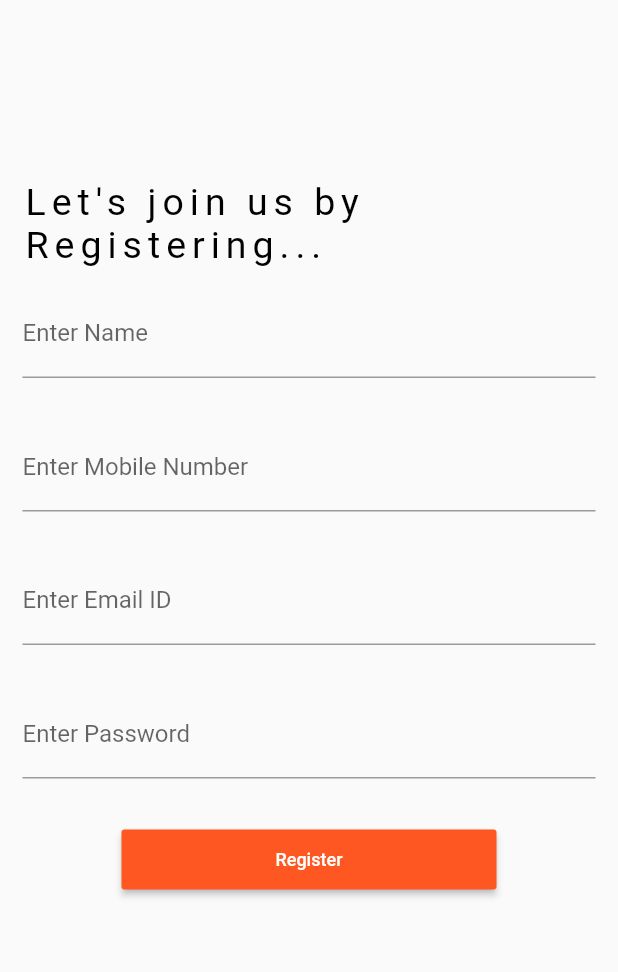
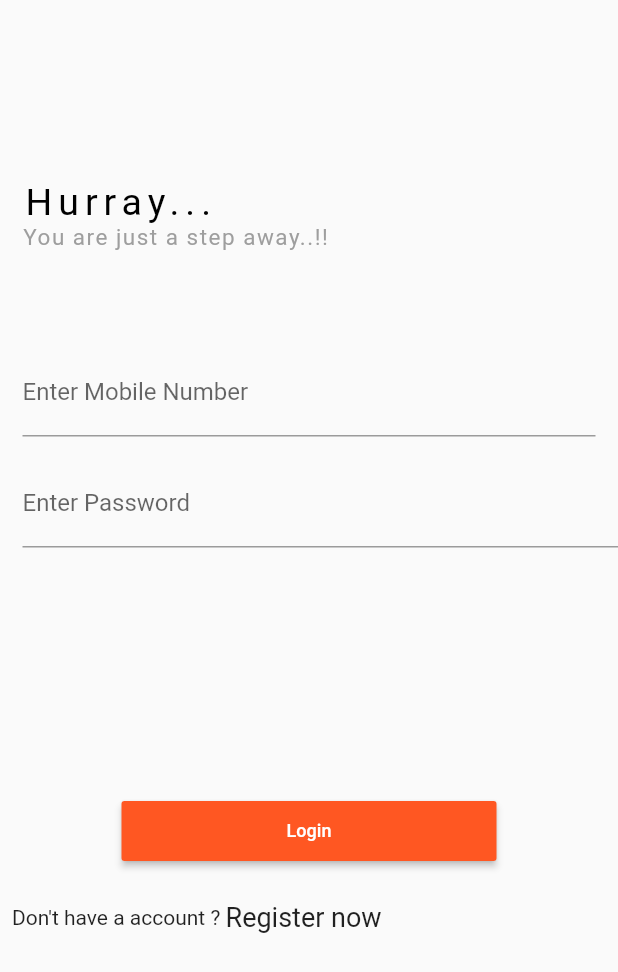
Before and after one commit to simransain512/demo_project, a Flutter app: the Register screen opened directly, after a tap on "Register", on a phone screen of 412 x 824 dp. Shown: the top 972 px of the screen. Run offline on Flutter 3.47's test engine with Material 2 defaults, Android fonts, the phone set to English and light mode, and no system bars; our stand-ins replace shared_preferences; accounts and stored records are empty; network calls fail.

Commit message:
final project commit

```diff
--- /dev/null
+++ b/lib/Authentication_Screen/Login.dart
@@ -0,0 +1,112 @@
+import 'package:demo_appentus/Authentication_Screen/Register.dart';
+import 'package:demo_appentus/Home/HomePage.dart';
+import 'package:flutter/material.dart';
+import 'package:shared_preferences/shared_preferences.dart';
+
+class Login extends StatefulWidget {
+  @override
+  _LoginState createState() => _LoginState();
+}
+
+class _LoginState extends State<Login> {
+  TextEditingController name = new TextEditingController();
+  TextEditingController password = new TextEditingController();
+  String save_name;
+
+  @override
+  Widget build(BuildContext context) {
+    return Scaffold(
+      body: SingleChildScrollView(
+        child: Column(
+          children: <Widget>[
+            Align(
+              alignment: Alignment.topLeft,
+              child: Padding(
+                padding: const EdgeInsets.only(top: 120.0, left: 15.0),
+                child: Text(
+                  "Hurray...",
+                  style: TextStyle(
+                      letterSpacing: 4.0, fontSize: 25.0, color: Colors.black),
+                ),
+              ),
+            ),
+            Align(
+              alignment: Alignment.topLeft,
+              child: Padding(
+                padding: const EdgeInsets.only(left: 15.0),
+                child: Text(
+                  "You are just a step away..!!",
+                  style: TextStyle(
+                      letterSpacing: 1.0, fontSize: 15.0, color: Colors.grey),
+                ),
+              ),
+            ),
+            SizedBox(
+              height: 50.0,
+            ),
+            Padding(
+              padding: const EdgeInsets.all(15.0),
+              child: TextField(
+                controller: name,
+                decoration: InputDecoration(
+                  labelText: "Enter Mobile Number",
+                ),
+              ),
+            ),
+            Padding(
+              padding: const EdgeInsets.only(left: 15.0),
+              child: TextField(
+                controller: password,
+                decoration: InputDecoration(
+                  labelText: "Enter Password",
+                ),
+              ),
+            ),
+            SizedBox(
+              height: 150.0,
+            ),
+            Padding(
+              padding: const EdgeInsets.all(15.0),
+              child: MaterialButton(
+                color: Colors.deepOrange,
+                height: 40.0,
+                minWidth: 250.0,
+                onPressed: () async {
+                  SharedPreferences _sharedPreferences =
+                      await SharedPreferences.getInstance();
+                  _sharedPreferences.setString('name', name.text);
+                  //   Navigator.push(context, MaterialPageRoute(builder: (context) => HomePage()));
+                  Navigator.pushAndRemoveUntil(
+                    context,
+                    MaterialPageRoute(
+                      builder: (BuildContext context) => HomePage(),
+                    ),
+                    (route) => false,
+                  );
+                },
+                child: Text(
+                  "Login",
+                  style: TextStyle(color: Colors.white, fontSize: 12.0),
+                ),
+              ),
+            ),
+            Padding(
+              padding: const EdgeInsets.all(8.0),
+              child: Align(
+                alignment: Alignment.bottomCenter,
+                child: Row(
+                  children: [
+                    Text("Don't have a account ? "),
+                    InkWell(child: Text("Register now", style: TextStyle(fontSize: 18.0),),
+                      onTap: () => Navigator.push(context, MaterialPageRoute(builder: (context) => Register())),
+                    ),
+                  ],
+                ),
+              ),
+            )
+          ],
+        ),
+      ),
+    );
+  }
+}
--- a/lib/Authentication_Screen/Register.dart
+++ b/lib/Authentication_Screen/Register.dart
@@ -1,3 +1,4 @@
+import 'package:demo_appentus/Authentication_Screen/Login.dart';
 import 'package:flutter/material.dart';
 
 class Register extends StatefulWidget {
@@ -75,7 +76,9 @@ class _RegisterState extends State<Register> {
               color: Colors.deepOrange,
               height: 40.0,
               minWidth: 250.0,
-              onPressed: (){},
+              onPressed: (){
+                Navigator.push(context, MaterialPageRoute(builder: (context) => Login()));
+              },
               child: Text(
                 "Register", style: TextStyle(
                 color: Colors.white,
@@ -83,7 +86,23 @@ class _RegisterState extends State<Register> {
               ),
               ),
             ),
-          )
+          ),
+
+            Padding(
+              padding: const EdgeInsets.all(8.0),
+              child: Align(
+                alignment: Alignment.bottomCenter,
+                child: Row(
+                  children: [
+                    Text("Already have a account ? "),
+                    InkWell(child: Text("Login"),
+                      onTap: () => Navigator.push(context, MaterialPageRoute(builder: (context) => Login())),
+                    ),
+                  ],
+                ),
+              ),
+            )
+
           ],
         ),
       ),
```
Also changed, not shown: lib/Home/HomePage.dart (added, +96 -0 lines), lib/Home/Recipe.dart (added, +18 -0 lines), lib/Home/SecondScreen.dart (added, +102 -0 lines), lib/Models/JsonFile.dart (added, +36 -0 lines), lib/Preferences/Preferences.dart (added, +24 -0 lines), lib/main.dart (+7 -2 lines), pubspec.yaml (+4 -4 lines), lib/images/man.png (added), pubspec.lock.
